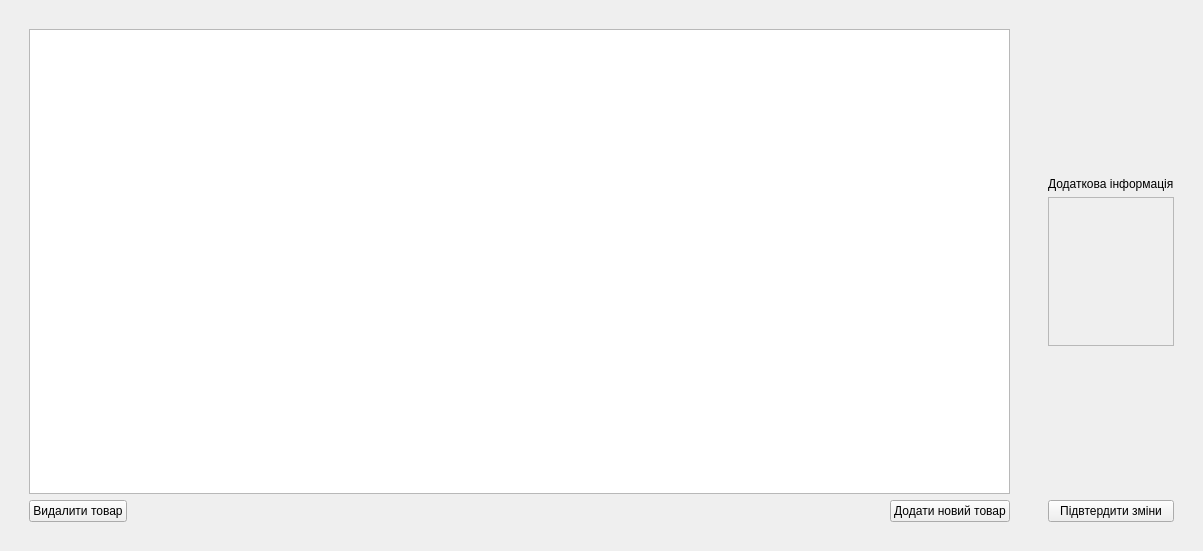
The window that src/View/MenuAdmin/menueditproduct.ui (Fyz-dev/GunStore) describes before a commit, drawn with Qt 5.
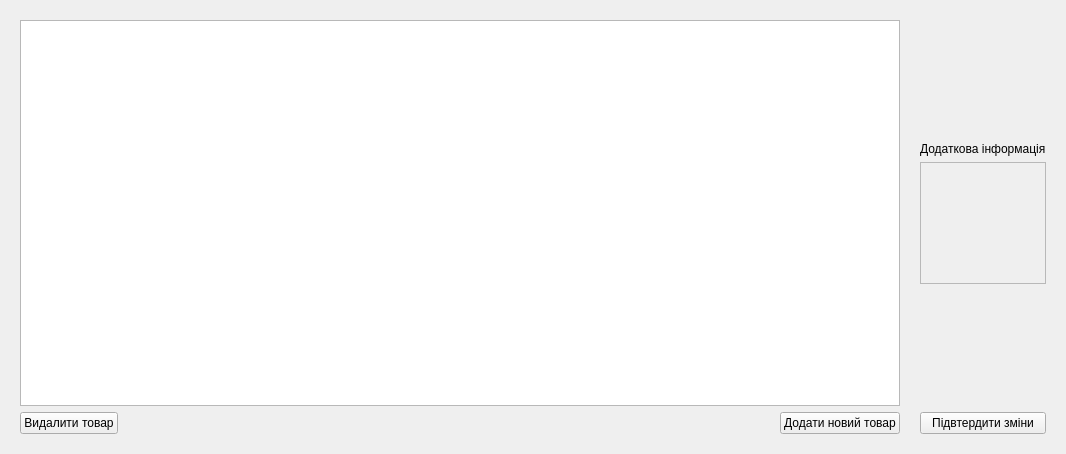
The same window after the commit.

The edit to the form file:
```diff
--- a/src/View/MenuAdmin/menueditproduct.ui
+++ b/src/View/MenuAdmin/menueditproduct.ui
@@ -6,8 +6,8 @@
    <rect>
     <x>0</x>
     <y>0</y>
-    <width>1203</width>
-    <height>551</height>
+    <width>1066</width>
+    <height>454</height>
    </rect>
   </property>
   <property name="windowTitle">
@@ -32,6 +32,21 @@
    <item>
     <widget class="QWidget" name="tableEdit" native="true">
      <layout class="QVBoxLayout" name="verticalLayout_3">
+      <property name="spacing">
+       <number>6</number>
+      </property>
+      <property name="leftMargin">
+       <number>0</number>
+      </property>
+      <property name="topMargin">
+       <number>0</number>
+      </property>
+      <property name="rightMargin">
+       <number>0</number>
+      </property>
+      <property name="bottomMargin">
+       <number>0</number>
+      </property>
       <item>
        <widget class="QTableView" name="BD"/>
       </item>
@@ -72,6 +87,18 @@
    <item>
     <widget class="QWidget" name="additionalInfo" native="true">
      <layout class="QVBoxLayout" name="verticalLayout">
+      <property name="leftMargin">
+       <number>0</number>
+      </property>
+      <property name="topMargin">
+       <number>0</number>
+      </property>
+      <property name="rightMargin">
+       <number>0</number>
+      </property>
+      <property name="bottomMargin">
+       <number>0</number>
+      </property>
       <item>
        <layout class="QVBoxLayout" name="verticalLayout_AddInfo_2">
         <item>
@@ -117,7 +144,7 @@
              <x>0</x>
              <y>0</y>
              <width>122</width>
-             <height>141</height>
+             <height>114</height>
             </rect>
            </property>
           </widget>
```
Left out of the diff: 4 changed lines with no effect on the pictures.
